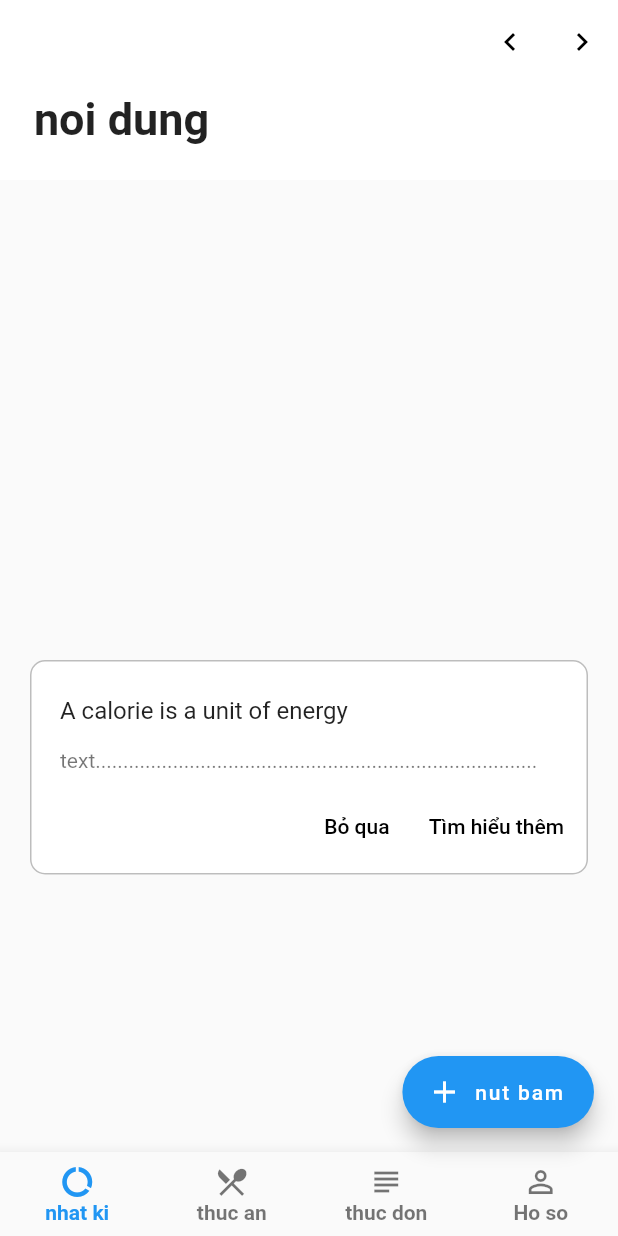
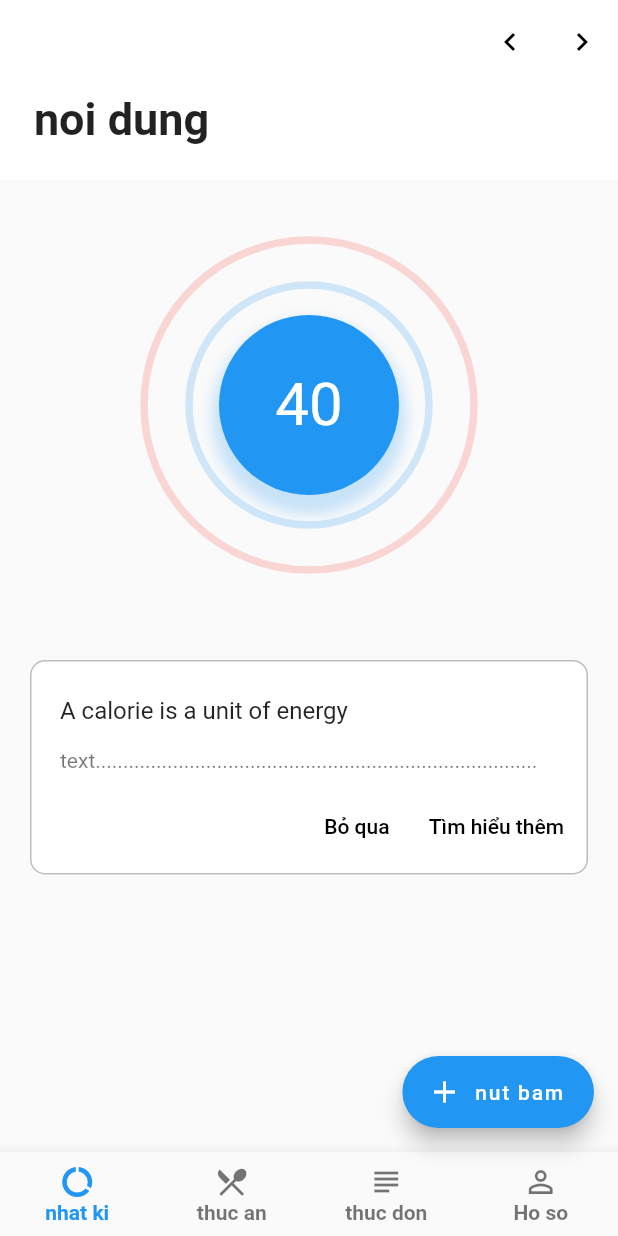
Before and after one commit to tunglq17080/code-123, a Flutter app: the screen it shows after launch, on a phone screen of 412 x 824 dp. Run offline on Flutter 3.47's test engine with Material 2 defaults, Android fonts, the phone set to English and light mode, and no system bars; Roboto replaces fonts that are missing (OpenSans).

Commit message:
done chart

```diff
--- a/doanfinal/calories/lib/components/donut_chart.dart
+++ b/doanfinal/calories/lib/components/donut_chart.dart
@@ -1,41 +1,94 @@
 import 'dart:math';
 import 'package:flutter/widgets.dart';
 import 'package:flutter/material.dart';
+import 'dart:ui';
 
 class DonutChartPainter extends CustomPainter {
-  @override
-  bool shouldRepaint(CustomPainter oldDelegate) {
-    return true;
-  }
+  double value;
+  DonutChartPainter({this.value});
 
   @override
   void paint(Canvas canvas, Size size) {
     var rect = Offset.zero & size;
     canvas.clipRect(rect);
-    Paint paint = new Paint()
+    Paint paint1 = new Paint()
+      ..color = Colors.red.withAlpha(50)
+      ..style = PaintingStyle.stroke
+      ..strokeCap = StrokeCap.round
+      ..strokeWidth = 5;
+    Paint paint2 = new Paint()
       ..color = Colors.red
       ..style = PaintingStyle.stroke
       ..strokeCap = StrokeCap.round
-      ..strokeWidth = 20;
+      ..strokeWidth = 15;
+    Paint shadowPaint = new Paint()
+      ..color = Colors.blue.withAlpha(60)
+      ..maskFilter = MaskFilter.blur(BlurStyle.normal, 4.5);
 
     Offset center = new Offset(size.width / 2, size.height / 2);
     double radius = min(size.width / 2, size.height / 2);
-    double sweep1 = 2 * pi * (80 / 100);
-    double sweep2 = 2 * pi * (50 / 100);
+    double sweep1 = 2 * pi * (value / 100);
+    double sweep2 = 2 * pi * (0 / 100);
+    canvas.drawOval(
+        Rect.fromCircle(center: center, radius: radius - 20), paint1);
+    canvas.drawOval(Rect.fromCircle(center: center, radius: radius - 50),
+        paint1..color = Colors.blue.withAlpha(50));
     canvas.drawArc(Rect.fromCircle(center: center, radius: radius - 20),
-        -pi / 2, sweep1, false, paint);
-    canvas.drawArc(Rect.fromCircle(center: center, radius: radius - 50),
-        -pi / 2, sweep2, false, paint..color = Colors.blue);
+        -pi / 2, sweep2, false, paint2..color = Colors.blue);
+    canvas.drawOval(
+        Rect.fromCircle(center: center.translate(0, 8), radius: radius - 65),
+        shadowPaint);
+    canvas.drawOval(Rect.fromCircle(center: center, radius: radius - 70),
+        paint2..style = PaintingStyle.fill);
+  }
+
+  @override
+  bool shouldRepaint(CustomPainter oldDelegate) {
+    return true;
   }
 }
 
-class DonutChart extends StatelessWidget {
+class DonutChart extends StatefulWidget {
+  @override
+  _DonutChartState createState() => _DonutChartState();
+}
+
+class _DonutChartState extends State<DonutChart> with TickerProviderStateMixin {
+  double value;
+  AnimationController valueAnimationController;
+
+  @override
+  void initState() {
+    super.initState();
+    setState(() {
+      value = 0;
+    });
+    valueAnimationController = new AnimationController(
+      vsync: this,
+      duration: new Duration(milliseconds: 5000),
+    )..addListener(() {
+        setState(() {
+          value = lerpDouble(0, 100, valueAnimationController.value);
+        });
+      });
+  }
+
   @override
   Widget build(BuildContext context) {
+    valueAnimationController.forward(from: 0.4);
     return Container(
       child: CustomPaint(
-        painter: DonutChartPainter(),
-      ),
+          painter: DonutChartPainter(value: value),
+          child: Center(
+            child: new Text(
+              value.round().toString(),
+              textAlign: TextAlign.center,
+              style: TextStyle(
+                fontSize: 40,
+                color: Colors.white,
+              ),
+            ),
+          )),
     );
   }
 }
```
